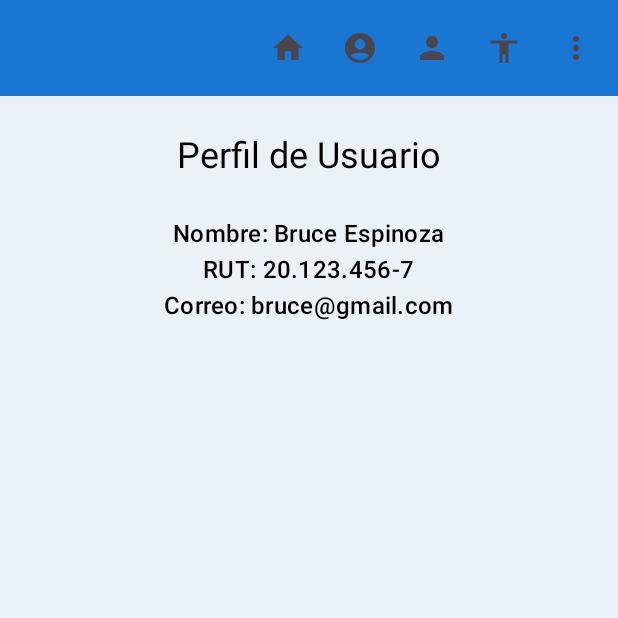
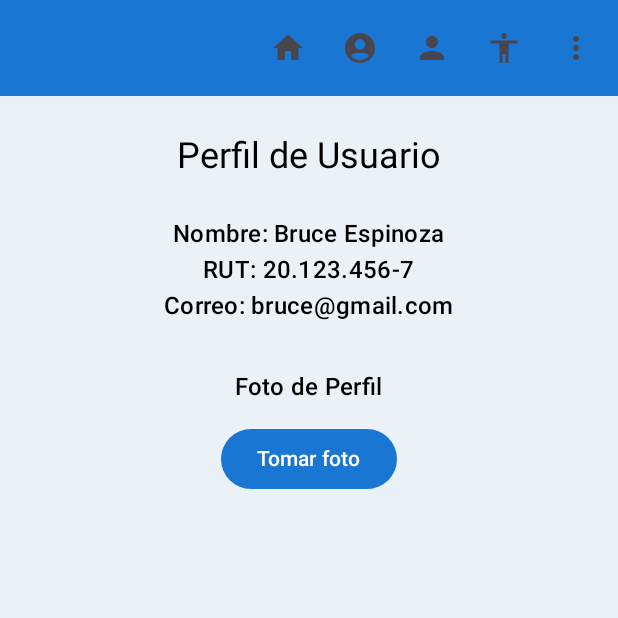
Before and after one commit to brucespinoza/TiendaComics, an Android app built with Jetpack Compose: the PerfilScreen screen opened through its navigation route, on a phone screen of 412 x 824 dp, the top half of it. Run offline under Robolectric (Android 15) with nearby library versions, the phone set to English and light mode, and no system bars; our stand-ins replace Room's generated code.

Commit message:
añadir la api camara AndroidManifest.xml file_paths.xml y PerfilScreen.kt

```diff
--- a/app/build.gradle.kts
+++ b/app/build.gradle.kts
@@ -71,8 +71,11 @@ dependencies {
     implementation("androidx.compose.material:material-icons-extended:1.5.0")
     // Material icons (necesarios para Visibility / VisibilityOff)
     implementation("androidx.compose.material:material-icons-extended")
-
+    // Room (SQLite) - runtime y extensiones KTX
     implementation("androidx.room:room-runtime:2.6.1")
     implementation("androidx.room:room-ktx:2.6.1")
+    // Compilador de Room vía KSP
     ksp("androidx.room:room-compiler:2.6.1")
+    //manipular la carga de imagenes en el cache temporal
+    implementation("io.coil-kt:coil-compose:2.7.0")
 }
--- a/app/src/main/java/com/example/tiendacomic/navigation/NavGraph.kt
+++ b/app/src/main/java/com/example/tiendacomic/navigation/NavGraph.kt
@@ -18,7 +18,7 @@ fun NavGraph(
     val catalogoVm: CatalogoViewModel = viewModel()
     NavHost(
         navController = navController,
-        startDestination = Route.Login.path // Pantalla inicial
+        startDestination = Route.Perfil.path // Pantalla inicial
 
     ) {
 
--- a/app/src/main/java/com/example/tiendacomic/ui/screen/PerfilScreen.kt
+++ b/app/src/main/java/com/example/tiendacomic/ui/screen/PerfilScreen.kt
@@ -1,27 +1,65 @@
 package com.example.tiendacomic.ui.screen
 
+import android.net.Uri
+import android.widget.Toast
+import androidx.activity.compose.rememberLauncherForActivityResult
+import androidx.activity.result.contract.ActivityResultContracts
 import androidx.compose.foundation.layout.*
 import androidx.compose.material.icons.Icons
-import androidx.compose.material.icons.filled.Visibility
-import androidx.compose.material.icons.filled.VisibilityOff
 import androidx.compose.material3.*
 import androidx.compose.runtime.*
+import androidx.compose.runtime.saveable.rememberSaveable
 import androidx.compose.ui.Alignment
 import androidx.compose.ui.Modifier
+import androidx.compose.ui.platform.LocalContext
 import androidx.compose.ui.unit.dp
 import androidx.navigation.NavHostController
+import coil.compose.AsyncImage
+import coil.request.ImageRequest
 import com.example.tiendacomic.navigation.Route
 import com.example.tiendacomic.ui.components.AppTopBar
 import com.example.tiendacomic.ui.viewmodel.ModeloAutenticacion
+import java.io.File
+import java.text.SimpleDateFormat
+import java.util.*
+import androidx.core.content.FileProvider
 
+// ---------- Helpers ----------
+private fun createTempImageFile(context: android.content.Context): File {
+    val timeStamp = SimpleDateFormat("yyyyMMdd_HHmmss", Locale.getDefault()).format(Date())
+    val storageDir = File(context.cacheDir, "images").apply {
+        if (!exists()) mkdirs()
+    }
+    return File(storageDir, "IMG_${timeStamp}.jpg")
+}
+
+private fun getImageUriForFile(context: android.content.Context, file: File): Uri {
+    val authority = "${context.packageName}.fileprovider"
+    return FileProvider.getUriForFile(context, authority, file)
+}
+
+// ---------- Pantalla Perfil ----------
 @Composable
 fun PerfilScreen(
     navController: NavHostController,
-    vm: ModeloAutenticacion //base de datos
+    vm: ModeloAutenticacion
 ) {
-    // Obtener el estado actual del perfil desde el ViewModel
-    val state = vm.perfilUiState.collectAsState().value //base de datos
-    var passwordVisible by remember { mutableStateOf(false) }
+    val state = vm.perfilUiState.collectAsState().value
+    val context = LocalContext.current
+
+    var photoUriString by rememberSaveable { mutableStateOf<String?>(null) }
+    var pendingCaptureUri by remember { mutableStateOf<Uri?>(null) }
+
+    val takePictureLauncher = rememberLauncherForActivityResult(
+        contract = ActivityResultContracts.TakePicture()
+    ) { success ->
+        if (success) {
+            photoUriString = pendingCaptureUri?.toString()
+            Toast.makeText(context, "Foto guardada", Toast.LENGTH_SHORT).show()
+        } else {
+            pendingCaptureUri = null
+        }
+    }
 
     Scaffold(
         topBar = {
@@ -40,25 +78,39 @@ fun PerfilScreen(
                 .padding(24.dp),
             horizontalAlignment = Alignment.CenterHorizontally
         ) {
-            Text(
-                text = "Perfil de Usuario",style = MaterialTheme.typography.headlineSmall
-            )
 
+            Text("Perfil de Usuario", style = MaterialTheme.typography.headlineSmall)
             Spacer(Modifier.height(24.dp))
 
-            Text(
-                text = "Nombre: ${state.nombre}", style = MaterialTheme.typography.titleMedium
-            )
-            Text(
-                text = "RUT: ${state.rut}", style = MaterialTheme.typography.titleMedium
-            )
-            Text(
-                text = "Correo: ${state.correo}", style = MaterialTheme.typography.titleMedium
-            )
+            Text("Nombre: ${state.nombre}", style = MaterialTheme.typography.titleMedium)
+            Text("RUT: ${state.rut}", style = MaterialTheme.typography.titleMedium)
+            Text("Correo: ${state.correo}", style = MaterialTheme.typography.titleMedium)
 
-            Spacer(Modifier.height(16.dp))
+            Spacer(Modifier.height(30.dp))
 
+            // ---------- FOTO PERFIL ----------
+            Text("Foto de Perfil", style = MaterialTheme.typography.titleMedium)
+            Spacer(Modifier.height(12.dp))
 
-                }
+            if (photoUriString != null) {
+                AsyncImage(
+                    model = ImageRequest.Builder(context)
+                        .data(Uri.parse(photoUriString))
+                        .build(),
+                    contentDescription = "Foto perfil",
+                    modifier = Modifier.size(160.dp)
+                )
+                Spacer(Modifier.height(12.dp))
+            }
+
+            Button(onClick = {
+                val file = createTempImageFile(context)
+                val uri = getImageUriForFile(context, file)
+                pendingCaptureUri = uri
+                takePictureLauncher.launch(uri)
+            }) {
+                Text(if (photoUriString == null) "Tomar foto" else "Re-tomar foto")
             }
         }
+    }
+}
```
Also changed, not shown: app/src/main/AndroidManifest.xml (+21 -4 lines), app/src/main/res/xml/file_paths.xml (added, +7 -0 lines).
